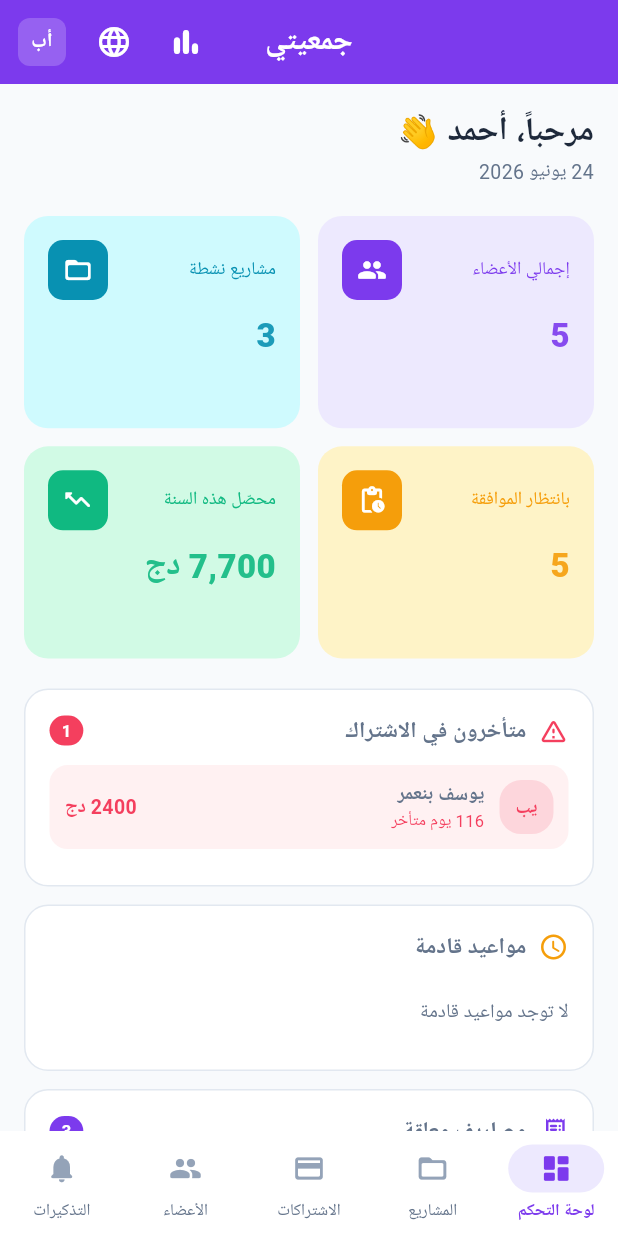
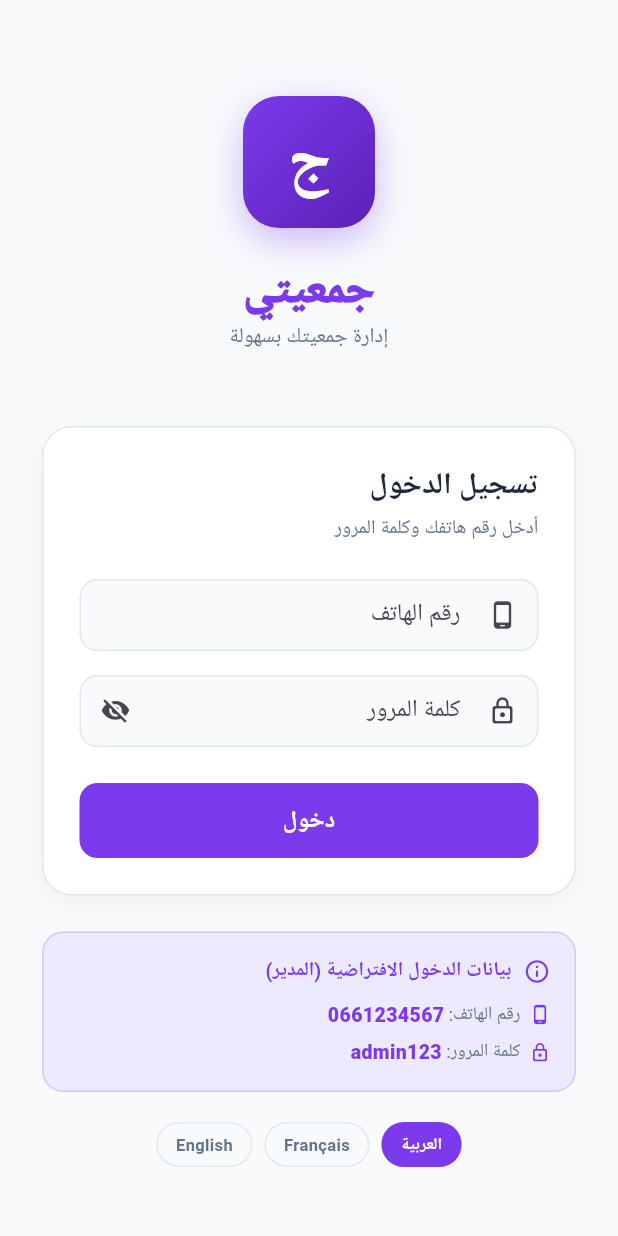
Before and after one commit to abdleke/abdleke, a Flutter app: the screen it shows after launch, on a phone screen of 412 x 824 dp. Run offline on Flutter 3.47's test engine with Material 3 defaults, Android fonts, the phone set to English and light mode, and no system bars; our stand-ins replace google_fonts, shared_preferences; Roboto replaces fonts that are missing (Cairo).

Commit message:
feat: add login screen with real authentication
- LoginScreen with phone number + password, default admin credentials shown
- AppProvider: login/logout with session persistence, error messages in Arabic
- Member model: motDePasse field added (stored locally)
- Seed data: distinct passwords per member (admin=admin123, treso=treso123, others=1234)
- Dashboard: replaced user switcher with logout button showing current user info
- Members form: password field added so admin can set member passwords

Default admin: phone 0661234567 / password admin123

Co-Authored-By: Claude Sonnet 4.6 <noreply@anthropic.com>
Claude-Session: https://claude.ai/code/session_01U4KHGEAmhrbooZthxBNNVh

```diff
--- a/app/lib/app.dart
+++ b/app/lib/app.dart
@@ -4,6 +4,7 @@ import 'package:provider/provider.dart';
 import 'providers/app_provider.dart';
 import 'theme/app_theme.dart';
 import 'screens/main_screen.dart';
+import 'screens/login_screen.dart';
 
 class JamiyatiApp extends StatelessWidget {
   const JamiyatiApp({super.key});
@@ -28,7 +29,7 @@ class JamiyatiApp extends StatelessWidget {
         GlobalWidgetsLocalizations.delegate,
         GlobalCupertinoLocalizations.delegate,
       ],
-      home: const MainScreen(),
+      home: provider.isLoggedIn ? const MainScreen() : const LoginScreen(),
     );
   }
 }
--- a/app/lib/data/seed_data.dart
+++ b/app/lib/data/seed_data.dart
@@ -10,32 +10,38 @@ class SeedData {
         const Member(
           id: 'm1', prenom: 'أحمد', nom: 'بن علي',
           email: 'ahmed.benali@email.com', telephone: '0661234567',
-          dateAdhesion: '2022-01-15', statut: MemberStatus.actif, role: MemberRole.admin,
+          dateAdhesion: '2022-01-15', statut: MemberStatus.actif,
+          role: MemberRole.admin, motDePasse: 'admin123',
         ),
         const Member(
           id: 'm2', prenom: 'فاطمة', nom: 'الزهراء',
           email: 'fatima.zahra@email.com', telephone: '0662345678',
-          dateAdhesion: '2022-02-20', statut: MemberStatus.actif, role: MemberRole.tresorier,
+          dateAdhesion: '2022-02-20', statut: MemberStatus.actif,
+          role: MemberRole.tresorier, motDePasse: 'treso123',
         ),
         const Member(
           id: 'm3', prenom: 'محمد', nom: 'أمين',
           email: 'mohammed.amine@email.com', telephone: '0663456789',
-          dateAdhesion: '2022-03-10', statut: MemberStatus.actif, role: MemberRole.chefProjet,
+          dateAdhesion: '2022-03-10', statut: MemberStatus.actif,
+          role: MemberRole.chefProjet, motDePasse: '1234',
         ),
         const Member(
           id: 'm4', prenom: 'سارة', nom: 'حمدان',
           email: 'sara.hamdan@email.com', telephone: '0664567890',
-          dateAdhesion: '2022-04-05', statut: MemberStatus.actif, role: MemberRole.membre,
+          dateAdhesion: '2022-04-05', statut: MemberStatus.actif,
+          role: MemberRole.membre, motDePasse: '1234',
         ),
         const Member(
           id: 'm5', prenom: 'يوسف', nom: 'بنعمر',
           email: 'youssef.benamar@email.com', telephone: '0665678901',
-          dateAdhesion: '2022-05-15', statut: MemberStatus.actif, role: MemberRole.membre,
+          dateAdhesion: '2022-05-15', statut: MemberStatus.actif,
+          role: MemberRole.membre, motDePasse: '1234',
         ),
         const Member(
           id: 'm6', prenom: 'نور', nom: 'الهدى',
           email: 'nour.elhoda@email.com', telephone: '0666789012',
-          dateAdhesion: '2023-01-10', statut: MemberStatus.inactif, role: MemberRole.membre,
+          dateAdhesion: '2023-01-10', statut: MemberStatus.inactif,
+          role: MemberRole.membre, motDePasse: '1234',
         ),
       ];
 
--- a/app/lib/l10n/strings.dart
+++ b/app/lib/l10n/strings.dart
@@ -10,6 +10,14 @@ class AppStrings {
     'ar': {
       'app.name': 'جمعيتي',
       'app.tagline': 'إدارة جمعيتك بسهولة',
+      'auth.login': 'تسجيل الدخول',
+      'auth.loginSubtitle': 'أدخل رقم هاتفك وكلمة المرور',
+      'auth.identifier': 'رقم الهاتف',
+      'auth.password': 'كلمة المرور',
+      'auth.loginBtn': 'دخول',
+      'auth.required': 'هذا الحقل مطلوب',
+      'auth.defaultCredentials': 'بيانات الدخول الافتراضية (المدير)',
+      'auth.logout': 'تسجيل الخروج',
       'nav.dashboard': 'لوحة التحكم',
       'nav.projects': 'المشاريع',
       'nav.cotisations': 'الاشتراكات',
@@ -174,6 +182,14 @@ class AppStrings {
     'fr': {
       'app.name': 'Jamiyati',
       'app.tagline': "Gérez votre association facilement",
+      'auth.login': 'Connexion',
+      'auth.loginSubtitle': 'Entrez votre téléphone et mot de passe',
+      'auth.identifier': 'Numéro de téléphone',
+      'auth.password': 'Mot de passe',
+      'auth.loginBtn': 'Se connecter',
+      'auth.required': 'Ce champ est obligatoire',
+      'auth.defaultCredentials': 'Compte administrateur par défaut',
+      'auth.logout': 'Déconnexion',
       'nav.dashboard': 'Tableau de bord',
       'nav.projects': 'Projets',
       'nav.cotisations': 'Cotisations',
@@ -338,6 +354,14 @@ class AppStrings {
     'en': {
       'app.name': 'Jamiyati',
       'app.tagline': 'Manage your association easily',
+      'auth.login': 'Login',
+      'auth.loginSubtitle': 'Enter your phone number and password',
+      'auth.identifier': 'Phone number',
+      'auth.password': 'Password',
+      'auth.loginBtn': 'Sign in',
+      'auth.required': 'This field is required',
+      'auth.defaultCredentials': 'Default admin credentials',
+      'auth.logout': 'Logout',
       'nav.dashboard': 'Dashboard',
       'nav.projects': 'Projects',
       'nav.cotisations': 'Memberships',
--- a/app/lib/models/member.dart
+++ b/app/lib/models/member.dart
@@ -11,6 +11,7 @@ class Member {
   final String dateAdhesion;
   final MemberStatus statut;
   final MemberRole role;
+  final String motDePasse;
 
   const Member({
     required this.id,
@@ -21,11 +22,17 @@ class Member {
     String? dateAdhesion,
     required this.statut,
     required this.role,
-  }) : dateAdhesion = dateAdhesion ?? '';
+    String? motDePasse,
+  })  : dateAdhesion = dateAdhesion ?? '',
+        motDePasse = motDePasse ?? '1234';
 
   String get fullName => '$prenom $nom';
   String get initials =>
       '${prenom.isNotEmpty ? prenom[0] : ''}${nom.isNotEmpty ? nom[0] : ''}';
+
+  // Login identifier: phone if available, otherwise email, otherwise id
+  String get loginId =>
+      (telephone?.isNotEmpty == true) ? telephone! : (email?.isNotEmpty == true ? email! : id);
 
   factory Member.fromJson(Map<String, dynamic> json) => Member(
         id: json['id'] as String,
@@ -39,6 +46,7 @@ class Member {
           orElse: () => MemberStatus.actif,
         ),
         role: _roleFromString(json['role'] as String),
+        motDePasse: json['motDePasse'] as String? ?? '1234',
       );
 
   Map<String, dynamic> toJson() => {
@@ -50,6 +58,7 @@ class Member {
         'dateAdhesion': dateAdhesion,
         'statut': statut.name,
         'role': _roleToString(role),
+        'motDePasse': motDePasse,
       };
 
   Member copyWith({
@@ -61,6 +70,7 @@ class Member {
     String? dateAdhesion,
     MemberStatus? statut,
     MemberRole? role,
+    String? motDePasse,
   }) =>
       Member(
         id: id ?? this.id,
@@ -71,6 +81,7 @@ class Member {
         dateAdhesion: dateAdhesion ?? this.dateAdhesion,
         statut: statut ?? this.statut,
         role: role ?? this.role,
+        motDePasse: motDePasse ?? this.motDePasse,
       );
 
   static MemberRole _roleFromString(String s) {
--- /dev/null
+++ b/app/lib/screens/login_screen.dart
@@ -0,0 +1,249 @@
+import 'package:flutter/material.dart';
+import 'package:google_fonts/google_fonts.dart';
+import 'package:provider/provider.dart';
+import '../providers/app_provider.dart';
+import '../l10n/strings.dart';
+import '../theme/app_theme.dart';
+
+class LoginScreen extends StatefulWidget {
+  const LoginScreen({super.key});
+
+  @override
+  State<LoginScreen> createState() => _LoginScreenState();
+}
+
+class _LoginScreenState extends State<LoginScreen> {
+  final _formKey = GlobalKey<FormState>();
+  final _idCtrl = TextEditingController();
+  final _pwCtrl = TextEditingController();
+  bool _obscure = true;
+  bool _loading = false;
+  String? _error;
+
+  @override
+  void dispose() {
+    _idCtrl.dispose();
+    _pwCtrl.dispose();
+    super.dispose();
+  }
+
+  Future<void> _submit() async {
+    if (_formKey.currentState?.validate() != true) return;
+    setState(() { _loading = true; _error = null; });
+
+    final prov = context.read<AppProvider>();
+    final err = prov.login(_idCtrl.text, _pwCtrl.text);
+
+    setState(() { _loading = false; _error = err; });
+  }
+
+  @override
+  Widget build(BuildContext context) {
+    final prov = context.watch<AppProvider>();
+    final lang = prov.language;
+    final s = (String k) => AppStrings.get(k, lang);
+
+    return Scaffold(
+      backgroundColor: AppTheme.background,
+      body: SafeArea(
+        child: SingleChildScrollView(
+          padding: const EdgeInsets.symmetric(horizontal: 28, vertical: 24),
+          child: Form(
+            key: _formKey,
+            child: Column(
+              crossAxisAlignment: CrossAxisAlignment.stretch,
+              children: [
+                const SizedBox(height: 40),
+
+                // Logo
+                Center(
+                  child: Container(
+                    width: 88,
+                    height: 88,
+                    decoration: BoxDecoration(
+                      gradient: const LinearGradient(
+                        colors: [Color(0xFF7C3AED), Color(0xFF5B21B6)],
+                        begin: Alignment.topLeft,
+                        end: Alignment.bottomRight,
+                      ),
+                      borderRadius: BorderRadius.circular(24),
+                      boxShadow: [BoxShadow(color: AppTheme.primary.withValues(alpha: 0.35), blurRadius: 20, offset: const Offset(0, 8))],
+                    ),
+                    child: const Center(
+                      child: Text('ج', style: TextStyle(fontSize: 44, color: Colors.white, fontFamily: 'Cairo', fontWeight: FontWeight.w800)),
+                    ),
+                  ),
+                ),
+                const SizedBox(height: 20),
+
+                // App name
+                Center(child: Text('جمعيتي', style: GoogleFonts.cairo(fontSize: 30, fontWeight: FontWeight.w900, color: AppTheme.primary))),
+                Center(child: Text(s('app.tagline'), style: GoogleFonts.cairo(fontSize: 14, color: AppTheme.textSecondary))),
+                const SizedBox(height: 48),
+
+                // Login card
+                Container(
+                  padding: const EdgeInsets.all(24),
+                  decoration: BoxDecoration(
+                    color: Colors.white,
+                    borderRadius: BorderRadius.circular(20),
+                    border: Border.all(color: AppTheme.border),
+                    boxShadow: [BoxShadow(color: Colors.black.withValues(alpha: 0.04), blurRadius: 16, offset: const Offset(0, 4))],
+                  ),
+                  child: Column(
+                    crossAxisAlignment: CrossAxisAlignment.stretch,
+                    children: [
+                      Text(s('auth.login'), style: GoogleFonts.cairo(fontSize: 20, fontWeight: FontWeight.w800, color: AppTheme.textPrimary)),
+                      const SizedBox(height: 4),
+                      Text(s('auth.loginSubtitle'), style: GoogleFonts.cairo(fontSize: 13, color: AppTheme.textSecondary)),
+                      const SizedBox(height: 24),
+
+                      // Identifier field
+                      TextFormField(
+                        controller: _idCtrl,
+                        keyboardType: TextInputType.phone,
+                        textDirection: TextDirection.ltr,
+                        decoration: InputDecoration(
+                          labelText: s('auth.identifier'),
+                          labelStyle: GoogleFonts.cairo(),
+                          prefixIcon: const Icon(Icons.phone_android_rounded, size: 20),
+                          hintText: '0661234567',
+                          hintStyle: GoogleFonts.cairo(color: AppTheme.border),
+                        ),
+                        style: GoogleFonts.cairo(),
+                        validator: (v) => (v?.isEmpty == true) ? s('auth.required') : null,
+                      ),
+                      const SizedBox(height: 16),
+
+                      // Password field
+                      TextFormField(
+                        controller: _pwCtrl,
+                        obscureText: _obscure,
+                        textDirection: TextDirection.ltr,
+                        decoration: InputDecoration(
+                          labelText: s('auth.password'),
+                          labelStyle: GoogleFonts.cairo(),
+                          prefixIcon: const Icon(Icons.lock_outline_rounded, size: 20),
+                          suffixIcon: IconButton(
+                            icon: Icon(_obscure ? Icons.visibility_off_rounded : Icons.visibility_rounded, size: 20),
+                            onPressed: () => setState(() => _obscure = !_obscure),
+                          ),
+                        ),
+                        style: GoogleFonts.cairo(),
+                        onFieldSubmitted: (_) => _submit(),
+                        validator: (v) => (v?.isEmpty == true) ? s('auth.required') : null,
+                      ),
+
+                      // Error message
+                      if (_error != null) ...[
+                        const SizedBox(height: 12),
+                        Container(
+                          padding: const EdgeInsets.symmetric(horizontal: 12, vertical: 10),
+                          decoration: BoxDecoration(
+                            color: AppTheme.danger.withValues(alpha: 0.08),
+                            borderRadius: BorderRadius.circular(10),
+                            border: Border.all(color: AppTheme.danger.withValues(alpha: 0.3)),
+                          ),
+                          child: Row(
+                            children: [
+                              Icon(Icons.error_outline_rounded, color: AppTheme.danger, size: 18),
+                              const SizedBox(width: 8),
+                              Expanded(child: Text(_error!, style: GoogleFonts.cairo(color: AppTheme.danger, fontSize: 13))),
+                            ],
+                          ),
+                        ),
+                      ],
+
+                      const SizedBox(height: 24),
+
+                      // Submit button
+                      SizedBox(
+                        height: 50,
+                        child: ElevatedButton(
+                          onPressed: _loading ? null : _submit,
+                          child: _loading
+                              ? const SizedBox(width: 22, height: 22, child: CircularProgressIndicator(color: Colors.white, strokeWidth: 2))
+                              : Text(s('auth.loginBtn'), style: GoogleFonts.cairo(fontSize: 16, fontWeight: FontWeight.w700)),
+                        ),
+                      ),
+                    ],
+                  ),
+                ),
+
+                const SizedBox(height: 24),
+
+                // Default credentials hint
+                Container(
+                  padding: const EdgeInsets.all(16),
+                  decoration: BoxDecoration(
+                    color: AppTheme.primaryLight,
+                    borderRadius: BorderRadius.circular(14),
+                    border: Border.all(color: AppTheme.primary.withValues(alpha: 0.2)),
+                  ),
+                  child: Column(
+                    crossAxisAlignment: CrossAxisAlignment.start,
+                    children: [
+                      Row(
+                        children: [
+                          Icon(Icons.info_outline_rounded, color: AppTheme.primary, size: 18),
+                          const SizedBox(width: 8),
+                          Text(s('auth.defaultCredentials'), style: GoogleFonts.cairo(fontSize: 13, fontWeight: FontWeight.w700, color: AppTheme.primary)),
+                        ],
+                      ),
+                      const SizedBox(height: 10),
+                      _credRow(Icons.phone_android_rounded, s('auth.identifier'), '0661234567'),
+                      const SizedBox(height: 6),
+                      _credRow(Icons.lock_outline_rounded, s('auth.password'), 'admin123'),
+                    ],
+                  ),
+                ),
+
+                const SizedBox(height: 20),
+
+                // Language switcher
+                Row(
+                  mainAxisAlignment: MainAxisAlignment.center,
+                  children: [
+                    _langBtn(context, prov, 'ar', 'العربية'),
+                    const SizedBox(width: 8),
+                    _langBtn(context, prov, 'fr', 'Français'),
+                    const SizedBox(width: 8),
+                    _langBtn(context, prov, 'en', 'English'),
+                  ],
+                ),
+                const SizedBox(height: 16),
+              ],
+            ),
+          ),
+        ),
+      ),
+    );
+  }
+
+  Widget _credRow(IconData icon, String label, String value) {
+    return Row(
+      children: [
+        Icon(icon, size: 14, color: AppTheme.primary),
+        const SizedBox(width: 6),
+        Text('$label: ', style: GoogleFonts.cairo(fontSize: 12, color: AppTheme.textSecondary)),
+        Text(value, style: GoogleFonts.cairo(fontSize: 13, fontWeight: FontWeight.w800, color: AppTheme.primary)),
+      ],
+    );
+  }
+
+  Widget _langBtn(BuildContext context, AppProvider prov, String code, String label) {
+    final selected = prov.language == code;
+    return GestureDetector(
+      onTap: () => prov.setLanguage(code),
+      child: Container(
+        padding: const EdgeInsets.symmetric(horizontal: 12, vertical: 6),
+        decoration: BoxDecoration(
+          color: selected ? AppTheme.primary : Colors.transparent,
+          borderRadius: BorderRadius.circular(20),
+          border: Border.all(color: selected ? AppTheme.primary : AppTheme.border),
+        ),
+        child: Text(label, style: GoogleFonts.cairo(fontSize: 11, fontWeight: FontWeight.w600, color: selected ? Colors.white : AppTheme.textSecondary)),
+      ),
+    );
+  }
+}
```
Also changed, not shown: app/lib/providers/app_provider.dart (+71 -32 lines), app/lib/screens/dashboard_screen.dart (+25 -13 lines), app/lib/screens/members_screen.dart (+23 -1 lines).
